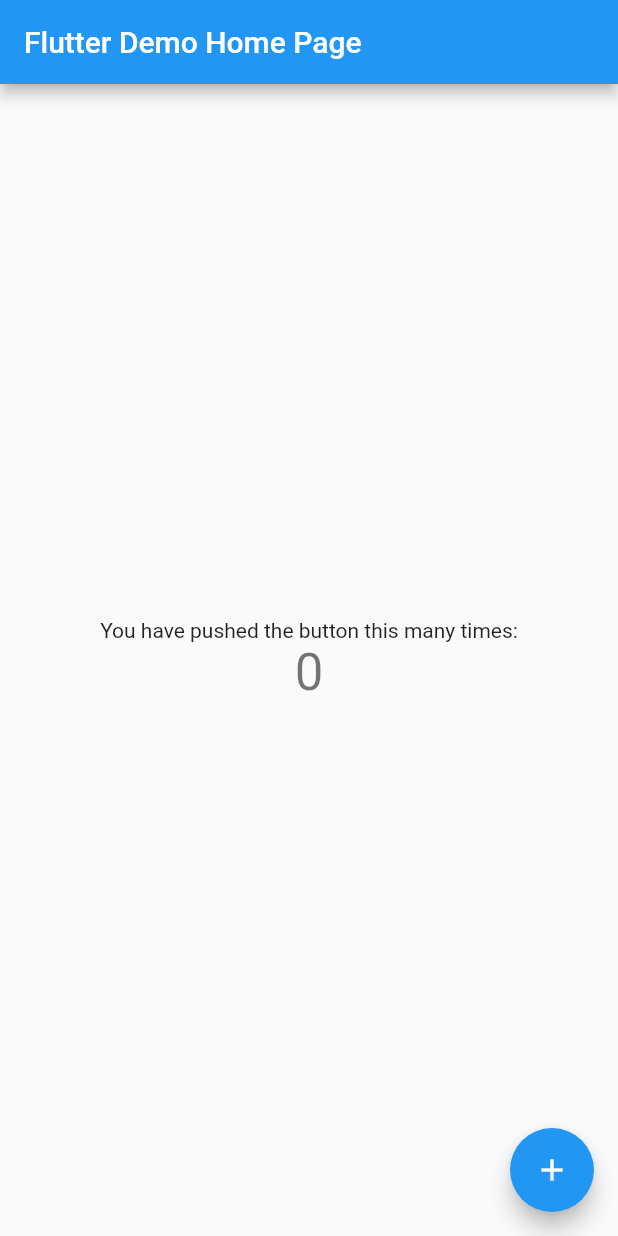
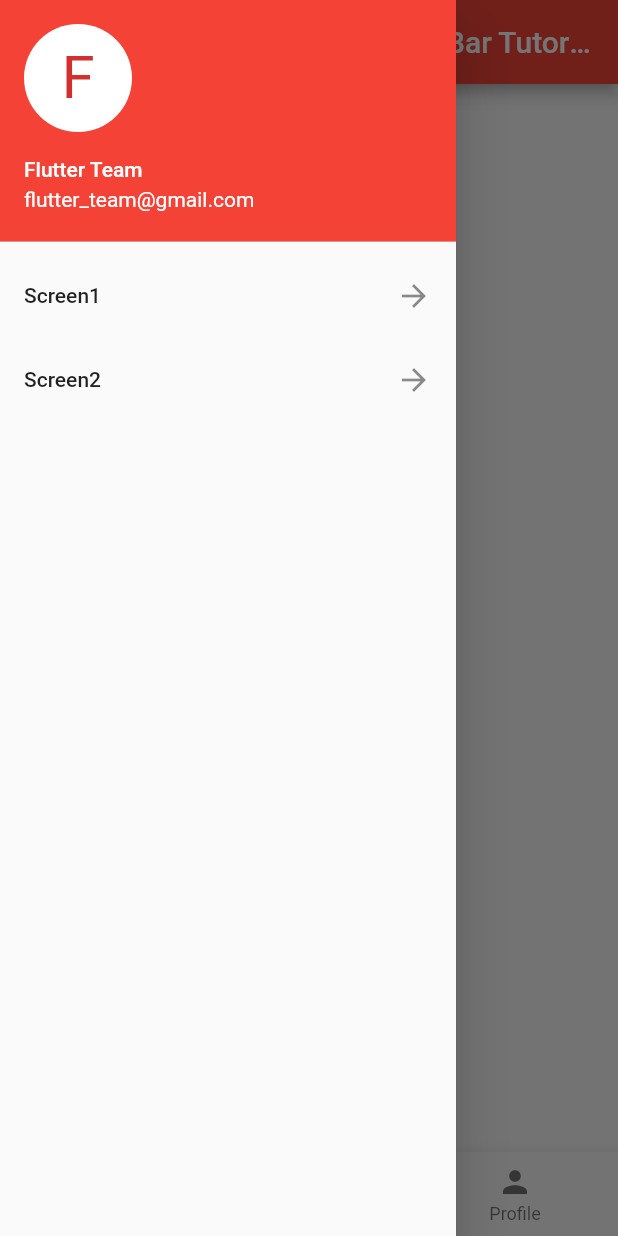
Before and after one commit to ymingt/theming, a Flutter app: the screen it shows after launch, with the side drawer open (before the commit the screen has no drawer), on a phone screen of 412 x 824 dp. Run offline on Flutter 3.47's test engine with Material 2 defaults, Android fonts, the phone set to English and light mode, and no system bars.

Commit message:
added tab bar bottom and navigation drawer

```diff
--- /dev/null
+++ b/lib/content.dart
@@ -0,0 +1,17 @@
+import 'package:flutter/material.dart';
+
+class ContentPage extends StatelessWidget {
+  ContentPage({@required this.title});
+  final title;
+
+  @override
+  Widget build(BuildContext context) {
+    return Scaffold(
+      body: Center(
+        child: Column(
+          children: <Widget>[Text(title)],
+        ),
+      ),
+    );
+  }
+}
--- a/lib/main.dart
+++ b/lib/main.dart
@@ -1,111 +1,130 @@
 import 'package:flutter/material.dart';
+import 'content.dart';
+import 'screen1.dart';
+import 'screen2.dart';
 
-void main() => runApp(MyApp());
+void main() => runApp(Main());
 
-class MyApp extends StatelessWidget {
-  // This widget is the root of your application.
+class Main extends StatelessWidget {
   @override
   Widget build(BuildContext context) {
     return MaterialApp(
-      title: 'Flutter Demo',
+      title: 'Flutter BottomNavigationBar Tutorial',
       theme: ThemeData(
-        // This is the theme of your application.
-        //
-        // Try running your application with "flutter run". You'll see the
-        // application has a blue toolbar. Then, without quitting the app, try
-        // changing the primarySwatch below to Colors.green and then invoke
-        // "hot reload" (press "r" in the console where you ran "flutter run",
-        // or simply save your changes to "hot reload" in a Flutter IDE).
-        // Notice that the counter didn't reset back to zero; the application
-        // is not restarted.
-        primarySwatch: Colors.blue,
+        // appBarTheme: AppBarTheme(color: Colors.yellow),
+        primarySwatch: Colors.red,
+        // primaryColor: Color(0xFF003c7e),
+        // accentColor: Color(0xFF4487c7),
+        // brightness: Brightness.dark,
+        // fontFamily: 'Roboto',
+        // textTheme: TextTheme(
+        //   body1: TextStyle(),
+        //   body2: TextStyle(),
+        // ).apply(
+        //   bodyColor: Colors.orange,
+        //   displayColor: Colors.blue,
+        // ),
       ),
-      home: MyHomePage(title: 'Flutter Demo Home Page'),
+      home: MainPage(),
+      routes: <String, WidgetBuilder>{
+        '/main': (BuildContext context) => new MainPage(),
+        '/screen1': (BuildContext context) => new Screen1(),
+        '/screen2': (BuildContext context) => new Screen2(),
+      },
     );
   }
 }
 
-class MyHomePage extends StatefulWidget {
-  MyHomePage({Key key, this.title}) : super(key: key);
-
-  // This widget is the home page of your application. It is stateful, meaning
-  // that it has a State object (defined below) that contains fields that affect
-  // how it looks.
-
-  // This class is the configuration for the state. It holds the values (in this
-  // case the title) provided by the parent (in this case the App widget) and
-  // used by the build method of the State. Fields in a Widget subclass are
-  // always marked "final".
-
-  final String title;
-
+class MainPage extends StatefulWidget {
   @override
-  _MyHomePageState createState() => _MyHomePageState();
+  _MainPageState createState() => _MainPageState();
 }
 
-class _MyHomePageState extends State<MyHomePage> {
-  int _counter = 0;
+class _MainPageState extends State<MainPage> {
+  int _currentIndex = 0;
+  final List<Widget> _children = [
+    ContentPage(title: "Home Page"),
+    ContentPage(title: "Messages Page"),
+    ContentPage(title: "Profile Page")
+  ];
 
-  void _incrementCounter() {
+  void _onBottomNavBarTab(int index) {
     setState(() {
-      // This call to setState tells the Flutter framework that something has
-      // changed in this State, which causes it to rerun the build method below
-      // so that the display can reflect the updated values. If we changed
-      // _counter without calling setState(), then the build method would not be
-      // called again, and so nothing would appear to happen.
-      _counter++;
+      _currentIndex = index;
     });
   }
 
   @override
   Widget build(BuildContext context) {
-    // This method is rerun every time setState is called, for instance as done
-    // by the _incrementCounter method above.
-    //
-    // The Flutter framework has been optimized to make rerunning build methods
-    // fast, so that you can just rebuild anything that needs updating rather
-    // than having to individually change instances of widgets.
     return Scaffold(
       appBar: AppBar(
-        // Here we take the value from the MyHomePage object that was created by
-        // the App.build method, and use it to set our appbar title.
-        title: Text(widget.title),
+        title: Text("Flutter BottomNavigationBar Tutorial"),
       ),
-      body: Center(
-        // Center is a layout widget. It takes a single child and positions it
-        // in the middle of the parent.
-        child: Column(
-          // Column is also a layout widget. It takes a list of children and
-          // arranges them vertically. By default, it sizes itself to fit its
-          // children horizontally, and tries to be as tall as its parent.
-          //
-          // Invoke "debug painting" (press "p" in the console, choose the
-          // "Toggle Debug Paint" action from the Flutter Inspector in Android
-          // Studio, or the "Toggle Debug Paint" command in Visual Studio Code)
-          // to see the wireframe for each widget.
-          //
-          // Column has various properties to control how it sizes itself and
-          // how it positions its children. Here we use mainAxisAlignment to
-          // center the children vertically; the main axis here is the vertical
-          // axis because Columns are vertical (the cross axis would be
-          // horizontal).
-          mainAxisAlignment: MainAxisAlignment.center,
+      drawer: Drawer(
+        child: ListView(
+          // Important: Remove any padding from the ListView.
+          padding: EdgeInsets.zero,
           children: <Widget>[
-            Text(
-              'You have pushed the button this many times:',
+            UserAccountsDrawerHeader(
+              accountName: Text("Flutter Team"),
+              accountEmail: Text("flutter_team@gmail.com"),
+              currentAccountPicture: CircleAvatar(
+                backgroundColor:
+                    Theme.of(context).platform == TargetPlatform.iOS
+                        ? Colors.blue
+                        : Colors.white,
+                child: Text(
+                  "F",
+                  style: TextStyle(fontSize: 40.0),
+                ),
+              ),
             ),
-            Text(
-              '$_counter',
-              style: Theme.of(context).textTheme.display1,
+            ListTile(
+              title: Text("Screen1"),
+              trailing: Icon(Icons.arrow_forward),
+              onTap: () {
+                Navigator.of(context).pop();
+                Navigator.of(context).pushNamed('/screen1');
+                // Navigator.of(context).push(
+                //   MaterialPageRoute(
+                //       builder: (BuildContext context) => NewPage("Page two")),
+                // );
+              },
+            ),
+            ListTile(
+              title: Text("Screen2"),
+              trailing: Icon(Icons.arrow_forward),
+              onTap: () {
+                Navigator.of(context).pop();
+                Navigator.of(context).pushNamed('/screen2');
+                // Navigator.of(context).push(
+                //   MaterialPageRoute(
+                //       builder: (BuildContext context) => NewPage("Page two")),
+                // );
+              },
             ),
           ],
         ),
       ),
-      floatingActionButton: FloatingActionButton(
-        onPressed: _incrementCounter,
-        tooltip: 'Increment',
-        child: Icon(Icons.add),
-      ), // This trailing comma makes auto-formatting nicer for build methods.
+      body: _children[_currentIndex],
+      bottomNavigationBar: BottomNavigationBar(
+        currentIndex: _currentIndex,
+        onTap: _onBottomNavBarTab,
+        items: [
+          BottomNavigationBarItem(
+            icon: Icon(Icons.home),
+            title: Text('Home'),
+          ),
+          BottomNavigationBarItem(
+            icon: Icon(Icons.mail),
+            title: Text('Messages'),
+          ),
+          BottomNavigationBarItem(
+            icon: Icon(Icons.person),
+            title: Text('Profile'),
+          )
+        ],
+      ),
     );
   }
 }
--- /dev/null
+++ b/lib/screen2.dart
@@ -0,0 +1,13 @@
+import 'package:flutter/material.dart';
+
+class Screen2 extends StatelessWidget {
+  @override
+  Widget build(BuildContext context) {
+    return Scaffold(
+      appBar: AppBar(
+        title: Text("Screen2"),
+      ),
+      body: Center(child: Text('Screen2')),
+    );
+  }
+}
```
Also changed, not shown: lib/screen1.dart (added, +92 -0 lines), 1 other file.
